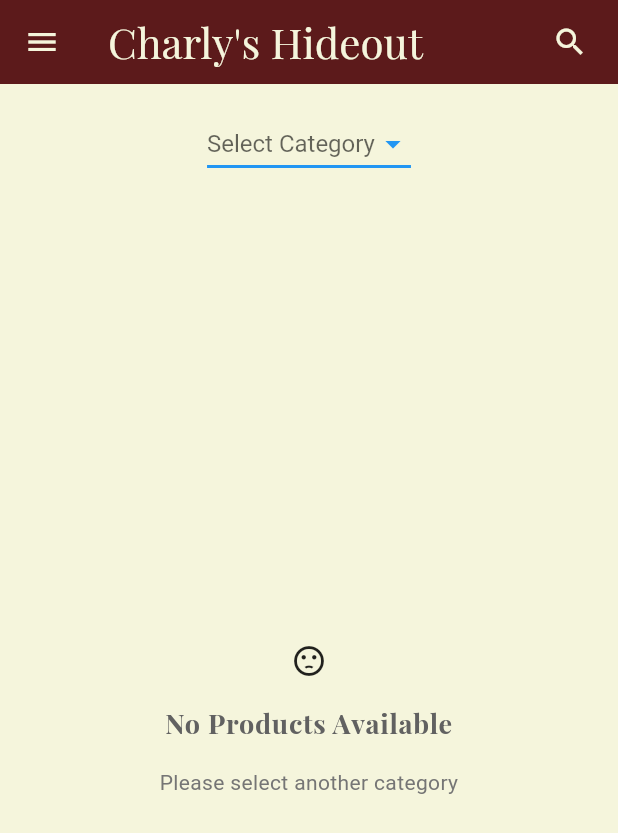
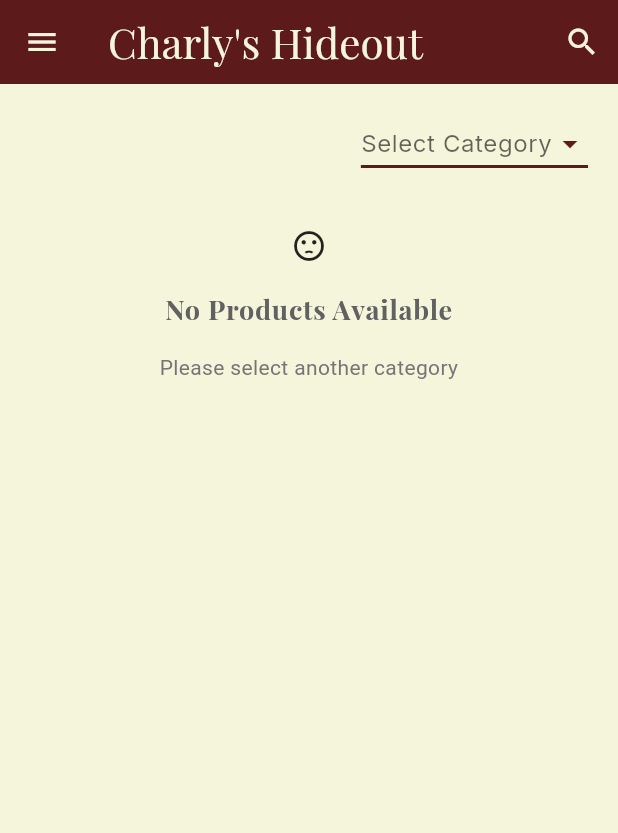
Before and after one commit to taciano-pacchialat/e-commerce-project, a Flutter app: the StoreView screen opened directly, on a phone screen of 412 x 824 dp. Shown: the top 833 px of the screen. Run offline on Flutter 3.47's test engine with Material 3 defaults, Android fonts, the phone set to English and light mode, and no system bars; our stand-ins replace equatable, flutter_bloc, font_awesome_flutter, google_fonts.

Commit message:
filter based on categories

```diff
--- a/lib/views/store/filter_section.dart
+++ b/lib/views/store/filter_section.dart
@@ -1,3 +1,4 @@
+import 'package:e_commerce_project/constants/app_colors.dart';
 import 'package:e_commerce_project/services/bloc/navigation_bloc.dart';
 import 'package:e_commerce_project/services/bloc/navigation_events.dart';
 import 'package:e_commerce_project/services/cache/categories_cache.dart';
@@ -20,11 +21,13 @@ class FilterSection extends StatelessWidget {
         CategoriesCache().getCategoryName(selectedCategoryId);
 
     return Padding(
-      padding: const EdgeInsets.all(8.0),
+      padding: const EdgeInsets.symmetric(vertical: 8.0, horizontal: 12.0),
+      child: SizedBox(
+        width: double.infinity,
         child: Wrap(
-        alignment: WrapAlignment.spaceBetween,
-        spacing: 12.0,
-        runSpacing: 12.0,
+          alignment: WrapAlignment.end,
+          // spacing: 12.0,
+          // runSpacing: 12.0,
           children: [
             if (selectedCategoryName != null)
               Chip(
@@ -44,7 +47,8 @@ class FilterSection extends StatelessWidget {
             DropdownButton<String>(
               value: selectedCategoryName,
               hint: const Text('Select Category'),
-            items: categoryNames.map<DropdownMenuItem<String>>((String value) {
+              items:
+                  categoryNames.map<DropdownMenuItem<String>>((String value) {
                 return DropdownMenuItem<String>(
                   value: value,
                   child: Text(value),
@@ -58,22 +62,20 @@ class FilterSection extends StatelessWidget {
                   );
                 }
               },
-            style: const TextStyle(
-              color: Colors.blue,
-              fontSize: 16,
-            ),
-            dropdownColor: Colors.white,
+              style: Theme.of(context).textTheme.bodySmall,
+              dropdownColor: AppColors.primaryCream,
               underline: Container(
                 height: 2,
-              color: Colors.blue,
+                color: AppColors.primaryBurgundy,
               ),
               icon: const Icon(
                 Icons.arrow_drop_down,
-              color: Colors.blue,
+                color: AppColors.primaryBurgundy,
               ),
             ),
           ],
         ),
+      ),
     );
   }
 }
--- a/lib/views/store/item_grid.dart
+++ b/lib/views/store/item_grid.dart
@@ -36,7 +36,7 @@ class ItemGrid extends StatelessWidget {
             crossAxisCount = 2;
           }
 
-          childAspectRatio = (screenHeight / screenWidth * 0.3).clamp(0.5, 0.8);
+          childAspectRatio = 0.55;
 
           return GridView.builder(
             gridDelegate: SliverGridDelegateWithFixedCrossAxisCount(
@@ -45,6 +45,8 @@ class ItemGrid extends StatelessWidget {
               mainAxisSpacing: 8.0,
               childAspectRatio: childAspectRatio,
             ),
+            shrinkWrap: true,
+            physics: const NeverScrollableScrollPhysics(),
             itemCount: items.length,
             itemBuilder: (context, index) {
               return ProductCard(
--- a/lib/views/store/main_store_view.dart
+++ b/lib/views/store/main_store_view.dart
@@ -29,9 +29,7 @@ class StoreView extends StatelessWidget {
         return BaseScaffold(
           title: 'Charly\'s Hideout',
           actions: [
-            Padding(
-              padding: const EdgeInsets.all(8.0),
-              child: IconButton(
+            IconButton(
               icon: const Icon(Icons.search),
               onPressed: () {
                 showSearch(
@@ -40,9 +38,8 @@ class StoreView extends StatelessWidget {
                 );
               },
             ),
-            ),
           ],
-          body: Column(
+          body: ListView(
             children: [
               // Filter section
               Padding(
@@ -51,14 +48,14 @@ class StoreView extends StatelessWidget {
                   selectedCategoryId: selectedCategoryId,
                 ),
               ),
+              // Product grid or no products message
               products.isNotEmpty
-                  ? Expanded(
-                      child: ItemGrid(
+                  ? ItemGrid(
                       items: products,
-                      ),
                     )
-                  : Expanded(
-                      child: Center(
+                  : Center(
+                      child: Padding(
+                        padding: const EdgeInsets.all(16.0),
                         child: Column(
                           mainAxisAlignment: MainAxisAlignment.center,
                           children: [
```
Lines whose indentation alone changed are shown as unchanged.
